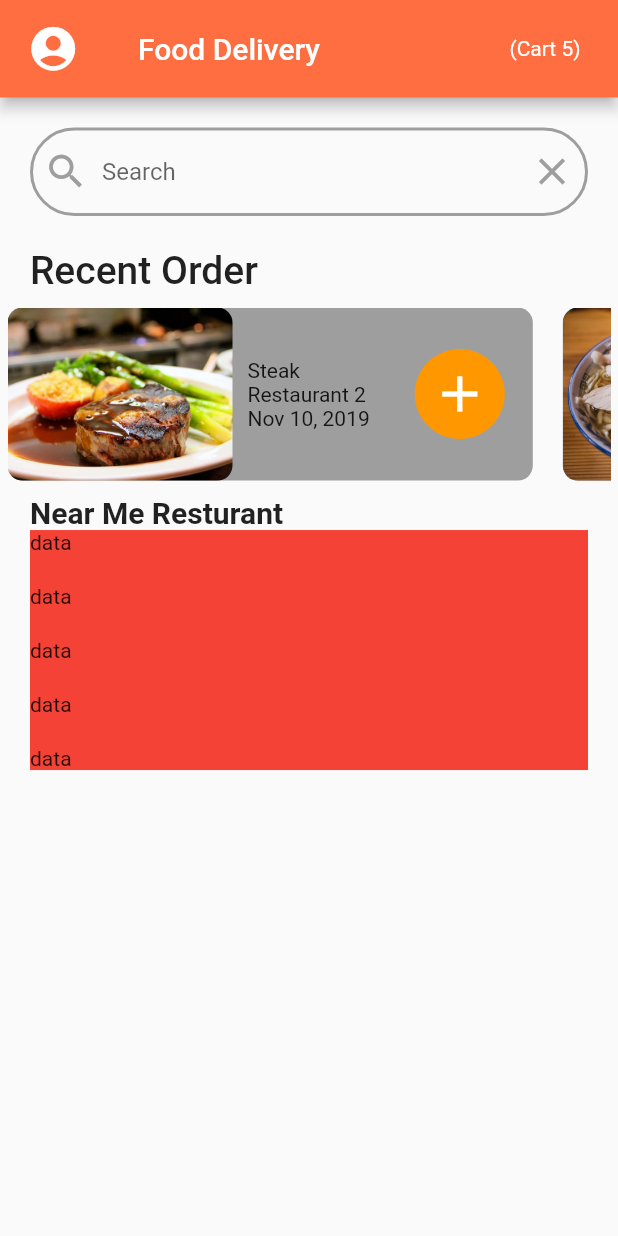
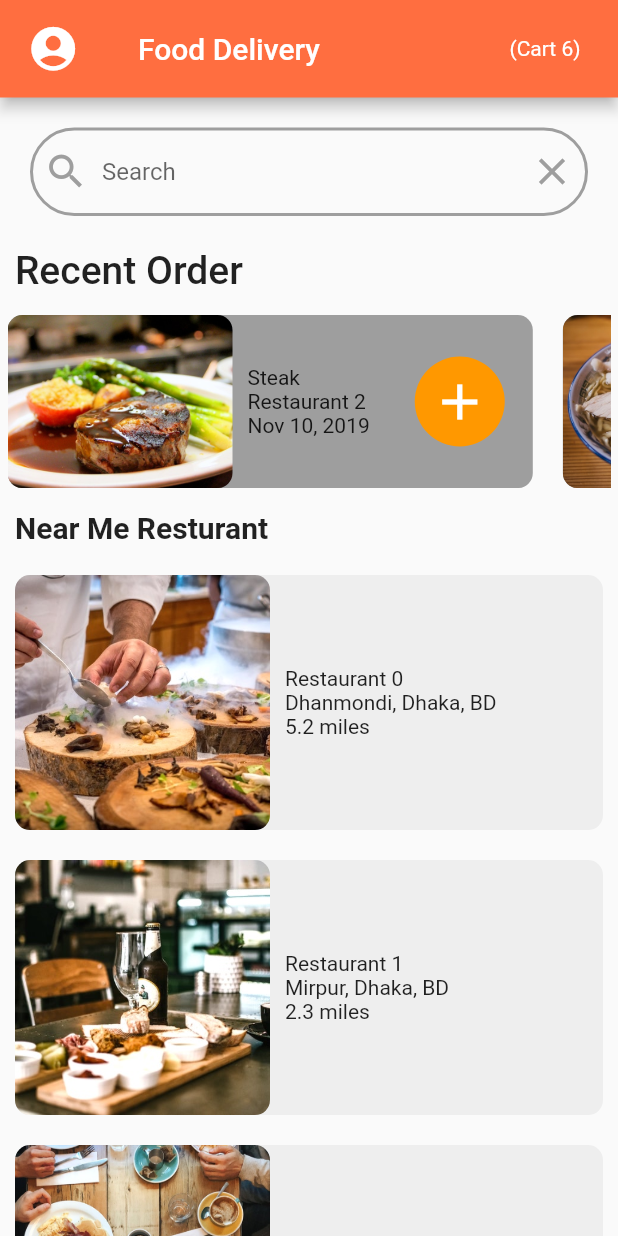
Before and after one commit to mahfuzur32785/ui_design2_flutter, a Flutter app: the screen it shows after launch, on a phone screen of 412 x 824 dp. Run offline on Flutter 3.47's test engine with Material 2 defaults, Android fonts, the phone set to English and light mode, and no system bars.

Commit message:
flutter update

```diff
--- a/lib/data/data.dart
+++ b/lib/data/data.dart
@@ -27,6 +27,7 @@ final _restaurant0 = Restaurant(
   name: 'Restaurant 0',
   address: 'Dhanmondi, Dhaka, BD',
   rating: 5,
+  distance: 5.2,
   menu: [_burrito, _steak, _pasta, _ramen, _pancakes, _burger, _pizza, _salmon],
 );
 final _restaurant1 = Restaurant(
@@ -34,6 +35,7 @@ final _restaurant1 = Restaurant(
   name: 'Restaurant 1',
   address: 'Mirpur, Dhaka, BD',
   rating: 4,
+  distance: 2.3,
   menu: [_steak, _pasta, _ramen, _pancakes, _burger, _pizza],
 );
 final _restaurant2 = Restaurant(
@@ -41,6 +43,7 @@ final _restaurant2 = Restaurant(
   name: 'Restaurant 2',
   address: 'Gulsan, Dhaka, DB',
   rating: 4,
+  distance: 0.3,
   menu: [_steak, _pasta, _pancakes, _burger, _pizza, _salmon],
 );
 final _restaurant3 = Restaurant(
@@ -48,6 +51,7 @@ final _restaurant3 = Restaurant(
   name: 'Restaurant 3',
   address: 'Kakrail, Dhaka, BD',
   rating: 2,
+  distance: 0.1,
   menu: [_burrito, _steak, _burger, _pizza, _salmon],
 );
 final _restaurant4 = Restaurant(
@@ -55,6 +59,7 @@ final _restaurant4 = Restaurant(
   name: 'Restaurant 4',
   address: 'Firmgate, Dhaka, BD',
   rating: 3,
+  distance: 4.1,
   menu: [_burrito, _ramen, _pancakes, _salmon],
 );
 
@@ -109,6 +114,12 @@ final currentUser = User(
       quantity: 2,
     ),
     Order(
+      date: 'Nov 1, 2019',
+      food: _pancakes,
+      restaurant: _restaurant4,
+      quantity: 1,
+    ),
+    Order(
       date: 'Nov 11, 2019',
       food: _pasta,
       restaurant: _restaurant2,
--- a/lib/models/restaurant.dart
+++ b/lib/models/restaurant.dart
@@ -6,6 +6,7 @@ class Restaurant {
   final String? address;
   final int? rating;
   final List<Food>? menu;
+  final double? distance;
 
   Restaurant({
     this.imageUrl,
@@ -13,5 +14,6 @@ class Restaurant {
     this.address,
     this.rating,
     this.menu,
+    this.distance,
   });
 }
--- a/lib/screen/home_page.dart
+++ b/lib/screen/home_page.dart
@@ -1,13 +1,74 @@
+import 'package:flutter/cupertino.dart';
 import 'package:flutter/material.dart';
 import 'package:ui_design_2/data/data.dart';
-import 'package:ui_design_2/models/order.dart';
+import 'package:ui_design_2/models/restaurant.dart';
 import 'package:ui_design_2/screen/home_page_widget/recent_order.dart';
-import 'package:ui_design_2/screen/home_page_widget/resturent_nearme.dart';
+import 'package:ui_design_2/screen/restaurent_nearme.dart';
 
-class HomePage extends StatelessWidget {
+class HomePage extends StatefulWidget {
   HomePage({Key? key}) : super(key: key);
 
+  @override
+  State<HomePage> createState() => _HomePageState();
+}
+
+class _HomePageState extends State<HomePage> {
+
   TextEditingController _controller = TextEditingController();
+
+  buildResturent() {
+
+    List<Widget> resturentList = [];
+
+    restaurants.forEach((Restaurant restaurant) {
+      resturentList.add(
+        GestureDetector(
+          onTap: () {
+            Navigator.of(context).push(MaterialPageRoute(builder: (context)=>RestaurentNearme(
+              restaurant: restaurant,
+            )));
+          },
+          child: Container(
+            margin: EdgeInsets.symmetric(horizontal: 10,vertical: 10),
+            height: 170,
+            width: double.infinity ,
+            decoration: BoxDecoration(
+              borderRadius: BorderRadius.circular(10),
+              color: Color(0xFFEEEEEE),
+            ),
+            child: Row(
+              children: [
+                ClipRRect(
+                  borderRadius: BorderRadius.circular(10),
+                  child: Image(
+                    height: 170,
+                    width: 170,
+                    fit: BoxFit.cover,
+                    image: AssetImage('${restaurant.imageUrl}'),
+                  ),
+                ),
+                SizedBox(width: 10,),
+                Column(
+                  crossAxisAlignment: CrossAxisAlignment.start,
+                  mainAxisAlignment: MainAxisAlignment.center,
+                  children: [
+                    Text('${restaurant.name}'),
+                    Text('${restaurant.address}'),
+                    Text('${restaurant.distance} miles')
+                  ],
+                ),
+              ],
+            ),
+          ),
+        ),
+
+      );
+    });
+
+    return Column(
+      children: resturentList,
+    );
+  }
 
   @override
   Widget build(BuildContext context) {
@@ -34,6 +95,7 @@ class HomePage extends StatelessWidget {
         ],
       ),
       body: ListView(
+        //physics: NeverScrollableScrollPhysics(),
         children: [
           Container(
             height: 60,
@@ -92,10 +154,27 @@ class HomePage extends StatelessWidget {
             ),
           ),
           RecentOrder(),
-          ResturentNearme(),
+          Column(
+            crossAxisAlignment: CrossAxisAlignment.start,
+            children: [
+              Padding(
+                padding: const EdgeInsets.symmetric(horizontal: 10,vertical: 10),
+                child: Text('Near Me Resturant',
+                  style: TextStyle(
+                    fontSize: 20,
+                    fontWeight: FontWeight.bold,
+                  ),
+                ),
+              ),
+
+              //Restaurant near me listview builder
+              buildResturent(),
+            ],
+          ),
 
         ],
       ),
     );
   }
+
 }
--- a/lib/screen/home_page_widget/recent_order.dart
+++ b/lib/screen/home_page_widget/recent_order.dart
@@ -55,7 +55,7 @@ class RecentOrder extends StatelessWidget {
       crossAxisAlignment: CrossAxisAlignment.start,
       children: [
         Padding(
-          padding: const EdgeInsets.symmetric(horizontal: 20),
+          padding: const EdgeInsets.symmetric(horizontal: 10),
           child: Text(
             'Recent Order',
             style: TextStyle(
@@ -66,7 +66,7 @@ class RecentOrder extends StatelessWidget {
         ),
         SizedBox(height: 10),
         Container(
-          margin: EdgeInsets.symmetric(horizontal: 5,vertical: 0),
+          margin: EdgeInsets.symmetric(horizontal: 5,vertical: 5),
           height: MediaQuery.of(context).size.height*0.14,
           //color: Colors.red,
           child: ListView.separated(
--- a/lib/screen/home_page_widget/resturent_nearme.dart
+++ /dev/null
@@ -1,40 +0,0 @@
-import 'package:flutter/material.dart';
-import 'package:ui_design_2/data/data.dart';
-
-class ResturentNearme extends StatelessWidget {
-  const ResturentNearme({Key? key}) : super(key: key);
-
-  @override
-  Widget build(BuildContext context) {
-    return Container(
-      padding: EdgeInsets.symmetric(horizontal: 20,vertical: 10),
-      //color: Colors.red,
-      child: Column(
-        crossAxisAlignment: CrossAxisAlignment.start,
-        children: [
-          Text('Near Me Resturant',
-            style: TextStyle(
-              fontSize: 20,
-              fontWeight: FontWeight.bold,
-            ),
-          ),
-          Container(
-            color: Colors.red,
-            //height: MediaQuery.of(context).size.height*0.53,
-            child: ListView.separated(
-              physics: NeverScrollableScrollPhysics(),
-              shrinkWrap: true,
-              itemCount: restaurants.length,
-              separatorBuilder: (context, index) {
-                return SizedBox(height: 20,);
-              },
-              itemBuilder: (context, index){
-                return Text('data');
-              },
-            ),
-          )
-        ],
-      ),
-    );
-  }
-}
```
Also changed, not shown: lib/custom_things/custom_text.dart (added, +19 -0 lines), lib/screen/restaurent_nearme.dart (added, +152 -0 lines).
